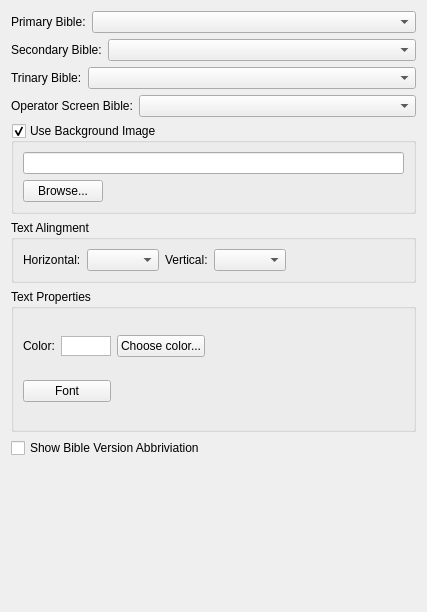
Above: src/biblesettingwidget.ui from SoftProjector/src before the change. Below: the same form after it.
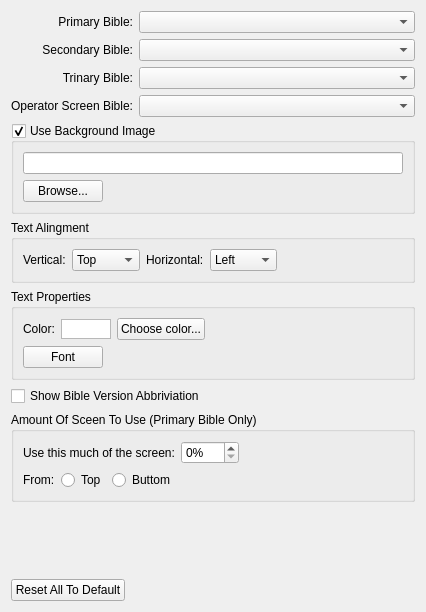
That is the form after the change.

Diff of the .ui file:
```diff
--- a/src/biblesettingwidget.ui
+++ b/src/biblesettingwidget.ui
@@ -13,17 +13,20 @@
   <property name="windowTitle">
    <string>Form</string>
   </property>
-  <layout class="QGridLayout" name="gridLayout">
+  <layout class="QGridLayout" name="gridLayout_5">
    <item row="0" column="0">
-    <layout class="QHBoxLayout" name="horizontalLayout_primary">
-     <item>
+    <layout class="QGridLayout" name="gridLayout_4">
+     <item row="0" column="0">
       <widget class="QLabel" name="label_primaryBible">
        <property name="text">
         <string>Primary Bible:</string>
        </property>
+       <property name="alignment">
+        <set>Qt::AlignRight|Qt::AlignTrailing|Qt::AlignVCenter</set>
+       </property>
       </widget>
      </item>
-     <item>
+     <item row="0" column="1">
       <widget class="QComboBox" name="comboBox_primaryBible">
        <property name="sizePolicy">
         <sizepolicy hsizetype="Expanding" vsizetype="Fixed">
@@ -33,18 +36,17 @@
        </property>
       </widget>
      </item>
-    </layout>
-   </item>
    <item row="1" column="0">
-    <layout class="QHBoxLayout" name="horizontalLayout_secondaty">
-     <item>
       <widget class="QLabel" name="label_secondaryBible">
        <property name="text">
         <string>Secondary Bible:</string>
        </property>
+       <property name="alignment">
+        <set>Qt::AlignRight|Qt::AlignTrailing|Qt::AlignVCenter</set>
+       </property>
       </widget>
      </item>
-     <item>
+     <item row="1" column="1">
       <widget class="QComboBox" name="comboBox_secondaryBible">
        <property name="sizePolicy">
         <sizepolicy hsizetype="Expanding" vsizetype="Fixed">
@@ -54,18 +56,17 @@
        </property>
       </widget>
      </item>
-    </layout>
-   </item>
    <item row="2" column="0">
-    <layout class="QHBoxLayout" name="horizontalLayout_trinary">
-     <item>
       <widget class="QLabel" name="label_trinaryBible">
        <property name="text">
         <string>Trinary Bible:</string>
        </property>
+       <property name="alignment">
+        <set>Qt::AlignRight|Qt::AlignTrailing|Qt::AlignVCenter</set>
+       </property>
       </widget>
      </item>
-     <item>
+     <item row="2" column="1">
       <widget class="QComboBox" name="comboBox_trinaryBible">
        <property name="sizePolicy">
         <sizepolicy hsizetype="Expanding" vsizetype="Fixed">
@@ -75,18 +76,17 @@
        </property>
       </widget>
      </item>
-    </layout>
-   </item>
    <item row="3" column="0">
-    <layout class="QHBoxLayout" name="horizontalLayout_operator">
-     <item>
       <widget class="QLabel" name="label_18">
        <property name="text">
         <string>Operator Screen Bible:</string>
        </property>
+       <property name="alignment">
+        <set>Qt::AlignRight|Qt::AlignTrailing|Qt::AlignVCenter</set>
+       </property>
       </widget>
      </item>
-     <item>
+     <item row="3" column="1">
       <widget class="QComboBox" name="comboBox_operatorBible">
        <property name="sizePolicy">
         <sizepolicy hsizetype="Expanding" vsizetype="Fixed">
@@ -98,7 +98,7 @@
      </item>
     </layout>
    </item>
-   <item row="4" column="0">
+   <item row="1" column="0">
     <widget class="QGroupBox" name="groupBox_Background">
      <property name="title">
       <string>Use Background Image</string>
@@ -106,8 +106,8 @@
      <property name="checkable">
       <bool>true</bool>
      </property>
-     <layout class="QGridLayout" name="gridLayout_4">
-      <item row="0" column="0" colspan="2">
+     <layout class="QGridLayout" name="gridLayout_2">
+      <item row="0" column="0">
        <widget class="QLineEdit" name="lineEdit_BackPath">
         <property name="readOnly">
          <bool>true</bool>
@@ -115,62 +115,98 @@
        </widget>
       </item>
       <item row="1" column="0">
+       <layout class="QHBoxLayout" name="horizontalLayout_8">
+        <item>
        <widget class="QPushButton" name="button_BrowseBackground">
         <property name="text">
          <string>Browse...</string>
         </property>
        </widget>
       </item>
-      <item row="1" column="1">
-       <spacer name="horizontalSpacer_5">
+        <item>
+         <spacer name="horizontalSpacer_4">
         <property name="orientation">
          <enum>Qt::Horizontal</enum>
         </property>
         <property name="sizeHint" stdset="0">
          <size>
-          <width>288</width>
+            <width>40</width>
           <height>20</height>
          </size>
         </property>
        </spacer>
       </item>
      </layout>
+      </item>
+     </layout>
     </widget>
    </item>
-   <item row="5" column="0">
+   <item row="2" column="0">
     <widget class="QGroupBox" name="groupBox_textAlingment">
      <property name="title">
       <string>Text Alingment</string>
      </property>
-     <layout class="QGridLayout" name="gridLayout_3">
-      <item row="0" column="0">
-       <widget class="QLabel" name="label_horizontal">
-        <property name="text">
-         <string>Horizontal:</string>
-        </property>
-       </widget>
-      </item>
-      <item row="0" column="1">
-       <widget class="QComboBox" name="comboBox_horizontalAling"/>
-      </item>
-      <item row="0" column="2">
+     <layout class="QHBoxLayout" name="horizontalLayout_9">
+      <item>
        <widget class="QLabel" name="label_vertical">
         <property name="text">
          <string>Vertical:</string>
         </property>
        </widget>
       </item>
-      <item row="0" column="3">
-       <widget class="QComboBox" name="comboBox_verticalAling"/>
-      </item>
-      <item row="0" column="4">
-       <spacer name="horizontalSpacer_8">
+      <item>
+       <widget class="QComboBox" name="comboBox_verticalAling">
+        <item>
+         <property name="text">
+          <string>Top</string>
+         </property>
+        </item>
+        <item>
+         <property name="text">
+          <string>Middle</string>
+         </property>
+        </item>
+        <item>
+         <property name="text">
+          <string>Bottom</string>
+         </property>
+        </item>
+       </widget>
+      </item>
+      <item>
+       <widget class="QLabel" name="label_horizontal">
+        <property name="text">
+         <string>Horizontal:</string>
+        </property>
+       </widget>
+      </item>
+      <item>
+       <widget class="QComboBox" name="comboBox_horizontalAling">
+        <item>
+         <property name="text">
+          <string>Left</string>
+         </property>
+        </item>
+        <item>
+         <property name="text">
+          <string>Center</string>
+         </property>
+        </item>
+        <item>
+         <property name="text">
+          <string>Right</string>
+         </property>
+        </item>
+       </widget>
+      </item>
+      <item>
+       <spacer name="horizontalSpacer_5">
         <property name="orientation">
          <enum>Qt::Horizontal</enum>
         </property>
         <property name="sizeHint" stdset="0">
          <size>
-          <width>59</width>
+          <width>152</width>
           <height>20</height>
          </size>
         </property>
@@ -179,20 +215,22 @@
      </layout>
     </widget>
    </item>
-   <item row="6" column="0">
+   <item row="3" column="0">
     <widget class="QGroupBox" name="groupBox_textProperties">
      <property name="title">
       <string>Text Properties</string>
      </property>
-     <layout class="QGridLayout" name="gridLayout_10">
+     <layout class="QGridLayout" name="gridLayout_3">
       <item row="0" column="0">
+       <layout class="QHBoxLayout" name="horizontalLayout_10">
+        <item>
        <widget class="QLabel" name="label_color">
         <property name="text">
          <string>Color:</string>
         </property>
        </widget>
       </item>
-      <item row="0" column="1">
+        <item>
        <widget class="QGraphicsView" name="graphicView_textColor">
         <property name="minimumSize">
          <size>
@@ -208,56 +246,180 @@
         </property>
        </widget>
       </item>
-      <item row="0" column="2">
+        <item>
        <widget class="QPushButton" name="button_textColor">
         <property name="text">
          <string>Choose color...</string>
         </property>
        </widget>
       </item>
-      <item row="0" column="3">
-       <spacer name="horizontalSpacer_11">
+        <item>
+         <spacer name="horizontalSpacer_6">
         <property name="orientation">
          <enum>Qt::Horizontal</enum>
         </property>
         <property name="sizeHint" stdset="0">
          <size>
-          <width>155</width>
+            <width>40</width>
           <height>20</height>
          </size>
         </property>
        </spacer>
       </item>
-      <item row="1" column="0" colspan="2">
+       </layout>
+      </item>
+      <item row="1" column="0">
+       <layout class="QHBoxLayout" name="horizontalLayout_11">
+        <item>
        <widget class="QPushButton" name="button_font">
         <property name="text">
          <string>Font</string>
         </property>
        </widget>
       </item>
+        <item>
+         <spacer name="horizontalSpacer_7">
+          <property name="orientation">
+           <enum>Qt::Horizontal</enum>
+          </property>
+          <property name="sizeHint" stdset="0">
+           <size>
+            <width>40</width>
+            <height>20</height>
+           </size>
+          </property>
+         </spacer>
+        </item>
+       </layout>
+      </item>
      </layout>
     </widget>
    </item>
-   <item row="7" column="0">
+   <item row="4" column="0">
     <widget class="QCheckBox" name="checkBox_abbiviations">
      <property name="text">
       <string>Show Bible Version Abbriviation</string>
      </property>
     </widget>
    </item>
-   <item row="8" column="0">
+   <item row="5" column="0">
+    <widget class="QGroupBox" name="groupBox_maxScreen">
+     <property name="title">
+      <string>Amount Of Sceen To Use (Primary Bible Only)</string>
+     </property>
+     <layout class="QGridLayout" name="gridLayout">
+      <item row="0" column="0">
+       <layout class="QHBoxLayout" name="horizontalLayout_2">
+        <item>
+         <widget class="QLabel" name="label_maxPercent">
+          <property name="text">
+           <string>Use this much of the screen:</string>
+          </property>
+         </widget>
+        </item>
+        <item>
+         <widget class="QSpinBox" name="spinBox_maxScreen">
+          <property name="suffix">
+           <string notr="true">%</string>
+          </property>
+          <property name="maximum">
+           <number>100</number>
+          </property>
+         </widget>
+        </item>
+        <item>
+         <spacer name="horizontalSpacer_2">
+          <property name="orientation">
+           <enum>Qt::Horizontal</enum>
+          </property>
+          <property name="sizeHint" stdset="0">
+           <size>
+            <width>40</width>
+            <height>20</height>
+           </size>
+          </property>
+         </spacer>
+        </item>
+       </layout>
+      </item>
+      <item row="1" column="0">
+       <layout class="QHBoxLayout" name="horizontalLayout">
+        <item>
+         <widget class="QLabel" name="label_maxTopButtom">
+          <property name="text">
+           <string>From:</string>
+          </property>
+         </widget>
+        </item>
+        <item>
+         <widget class="QRadioButton" name="radioButton_maxTop">
+          <property name="text">
+           <string>Top</string>
+          </property>
+         </widget>
+        </item>
+        <item>
+         <widget class="QRadioButton" name="radioButton_maxButtom">
+          <property name="text">
+           <string>Buttom</string>
+          </property>
+         </widget>
+        </item>
+        <item>
+         <spacer name="horizontalSpacer">
+          <property name="orientation">
+           <enum>Qt::Horizontal</enum>
+          </property>
+          <property name="sizeHint" stdset="0">
+           <size>
+            <width>40</width>
+            <height>20</height>
+           </size>
+          </property>
+         </spacer>
+        </item>
+       </layout>
+      </item>
+     </layout>
+    </widget>
+   </item>
+   <item row="6" column="0">
     <spacer name="verticalSpacer">
      <property name="orientation">
       <enum>Qt::Vertical</enum>
      </property>
      <property name="sizeHint" stdset="0">
       <size>
-       <width>405</width>
-       <height>105</height>
+       <width>20</width>
+       <height>90</height>
       </size>
      </property>
     </spacer>
    </item>
+   <item row="7" column="0">
+    <layout class="QHBoxLayout" name="horizontalLayout_3">
+     <item>
+      <widget class="QPushButton" name="pushButton_default">
+       <property name="text">
+        <string>Reset All To Default</string>
+       </property>
+      </widget>
+     </item>
+     <item>
+      <spacer name="horizontalSpacer_3">
+       <property name="orientation">
+        <enum>Qt::Horizontal</enum>
+       </property>
+       <property name="sizeHint" stdset="0">
+        <size>
+         <width>40</width>
+         <height>20</height>
+        </size>
+       </property>
+      </spacer>
+     </item>
+    </layout>
+   </item>
   </layout>
  </widget>
  <resources/>
```
Lines whose indentation alone changed are shown as unchanged.
